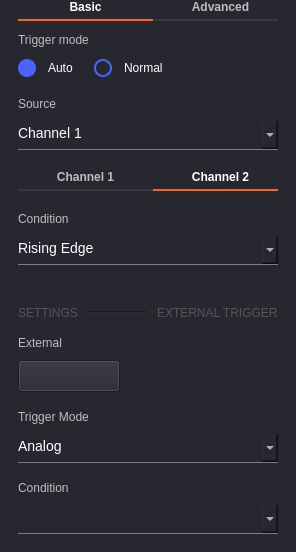
The window that ui/trigger_settings.ui (analogdevicesinc/scopy) describes before a commit, drawn with Qt 5.
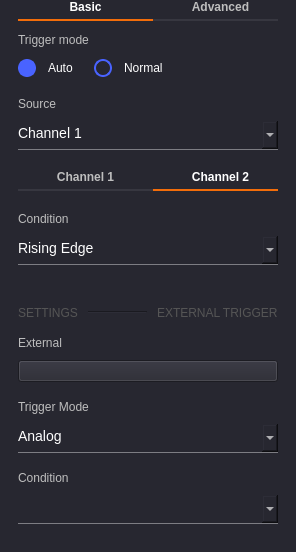
The same window after the commit. The open tabs and pages were chosen to show the change. Icons and pictures are not drawn. Custom widgets are drawn as their Qt base class.

Commit message: Trigger Settings: Make ON/OFF buttons animated

The edit to the form file:
```diff
--- a/ui/trigger_settings.ui
+++ b/ui/trigger_settings.ui
@@ -1016,33 +1016,7 @@
               </spacer>
              </item>
              <item>
-              <widget class="QPushButton" name="trigg_B_extern_en">
-               <property name="styleSheet">
-                <string notr="true">QPushButton {
-  min-height: 30px;
-  max-height: 30px;
-  min-width: 100px;
-  max-width: 100px;
-}
-
-QPushButton:checked {
-  border-image: url(:/icons/switch_on.png);
-}
-QPushButton:!checked {
-  border-image: url(:/icons/switch_off.png);
-}
-
-QPushButton:checked:disabled {
-  border-image: url(:/icons/switch_on_disabled.png);
-}
-QPushButton:!checked:disabled {
-  border-image: url(:/icons/switch_off_disabled.png);
-}
-</string>
-               </property>
-               <property name="text">
-                <string/>
-               </property>
+              <widget class="adiscope::CustomSwitch" name="trigg_B_extern_en">
                <property name="checkable">
                 <bool>true</bool>
                </property>
@@ -1357,6 +1331,13 @@
    </item>
   </layout>
  </widget>
+ <customwidgets>
+  <customwidget>
+   <class>adiscope::CustomSwitch</class>
+   <extends>QPushButton</extends>
+   <header>customSwitch.hpp</header>
+  </customwidget>
+ </customwidgets>
  <resources/>
  <connections/>
  <buttongroups>
```
Left out of the diff: 44 changed lines with no effect on the pictures.
